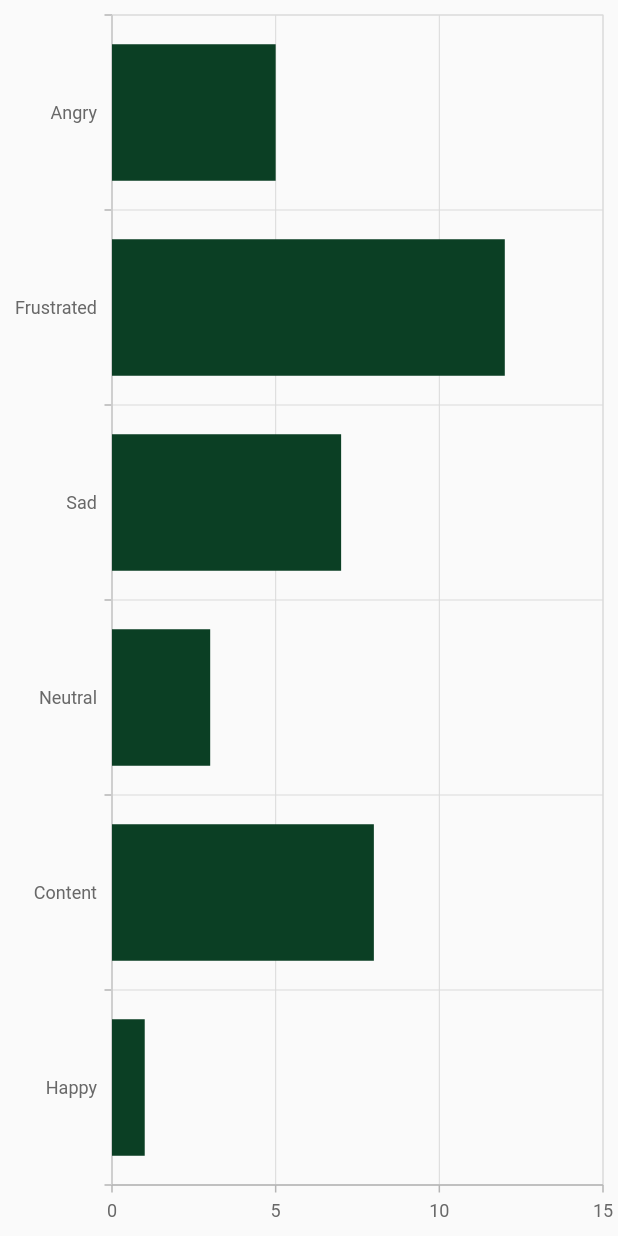
After one commit to camihall/I2P_app_project, a Flutter app: the MoodTrackerBar screen opened directly, on a phone screen of 412 x 824 dp. The commit adds this screen. Run offline on Flutter 3.47's test engine with Material 2 defaults, Android fonts, the phone set to English and light mode, and no system bars; our stand-ins replace auto_route, cloud_firestore, firebase_auth, firebase_core, flutter_redux, flutter_svg and 5 more; missing offline and left inert: dart:html; accounts and stored records are empty; statements that could not run were skipped.

Commit message:
made changes to progress page

```diff
--- /dev/null
+++ b/my_app/lib/components/ProgressBarChart.dart
@@ -0,0 +1,106 @@
+import 'package:flutter/material.dart';
+import 'package:syncfusion_flutter_charts/charts.dart';
+import 'package:intl/intl.dart';
+
+// class MyApp extends StatelessWidget {
+//   // This widget is the root of your application.
+//   @override
+//   Widget build(BuildContext context) {
+//     return MaterialApp(
+//       title: 'Flutter Demo',
+//       theme: ThemeData(
+//         // This is the theme of your application.
+//         //
+//         // Try running your application with "flutter run". You'll see the
+//         // application has a blue toolbar. Then, without quitting the app, try
+//         // changing the primarySwatch below to Colors.green and then invoke
+//         // "hot reload" (press "r" in the console where you ran "flutter run",
+//         // or simply save your changes to "hot reload" in a Flutter IDE).
+//         // Notice that the counter didn't reset back to zero; the application
+//         // is not restarted.
+//         primarySwatch: Colors.blue,
+//       ),
+//       home: MoodTrackerBar(title: 'Flutter Demo Home Page'),
+//     );
+//   }
+// }
+
+class MoodTrackerBar extends StatefulWidget {
+  MoodTrackerBar({Key? key, required this.title}) : super(key: key);
+
+  // This widget is the home page of your application. It is stateful, meaning
+  // that it has a State object (defined below) that contains fields that affect
+  // how it looks.
+
+  // This class is the configuration for the state. It holds the values (in this
+  // case the title) provided by the parent (in this case the App widget) and
+  // used by the build method of the State. Fields in a Widget subclass are
+  // always marked "final".
+
+  final String title;
+
+  @override
+  _MoodTrackerBarState createState() => _MoodTrackerBarState();
+}
+
+class _MoodTrackerBarState extends State<MoodTrackerBar> {
+  late List<MoodData> _chartData;
+  late TooltipBehavior _tooltipBehavior;
+
+  @override
+  void initState() {
+    _chartData = getChartData();
+    _tooltipBehavior = TooltipBehavior(enable: true);
+    super.initState();
+  }
+
+  @override
+  Widget build(BuildContext context) {
+    return Container(
+        width: 450,
+        height: 270,
+        child: Scaffold(
+          body: SfCartesianChart(
+            // plotAreaBackgroundColor: Color(0xff0B3F24),
+            // title: ChartTitle(text: 'Monthly Mood Tracker'),
+            // legend: Legend(isVisible: true),
+            tooltipBehavior: _tooltipBehavior,
+            series: <ChartSeries>[
+              BarSeries<MoodData, String>(
+                color: Color(0xff0B3F24),
+                  // name: 'Mood',
+                  dataSource: _chartData,
+                  xValueMapper: (MoodData Mood, _) => Mood.Mood,
+                  yValueMapper: (MoodData Mood, _) => Mood.MoodCount,
+                  // dataLabelSettings: DataLabelSettings(isVisible: true),
+                  // enableTooltip: true
+                  )
+            ],
+            primaryXAxis: CategoryAxis(),
+            primaryYAxis: NumericAxis(
+                edgeLabelPlacement: EdgeLabelPlacement.shift,
+                // numberFormat: NumberFormat.simpleCurrency(decimalDigits: 0),
+                // title: AxisTitle(text: 'Mood in billions of U.S. Dollars')),
+          ),
+          // )
+        )));
+  }
+
+  List<MoodData> getChartData() {
+    final List<MoodData> chartData = [
+      MoodData('Happy', 1),
+      MoodData('Content', 8),
+      MoodData('Neutral', 3),
+      MoodData('Sad', 7),
+      MoodData('Frustrated', 12),
+      MoodData('Angry', 5),
+    ];
+    return chartData;
+  }
+}
+
+class MoodData {
+  MoodData(this.Mood, this.MoodCount);
+  final String Mood;
+  final int MoodCount;
+}
--- a/my_app/pubspec.yaml
+++ b/my_app/pubspec.yaml
@@ -30,6 +30,7 @@ dependencies:
   table_calendar: ^3.0.5
   flutter:
     sdk: flutter
+  syncfusion_flutter_charts: ^19.1.54
 
 
   # The following adds the Cupertino Icons font to your application.
@@ -48,6 +49,7 @@ dependencies:
   fluttertoast: ^8.0.9
   auto_route: ^3.0.4
   flutter_svg: ^0.22.0
+  charts_flutter: ^0.12.0
 
 dev_dependencies:
   flutter_test:
```
Also changed, not shown: my_app/lib/views/dashboard.dart (+13 -2 lines), my_app/lib/views/home.dart (deleted, +0 -103 lines), my_app/lib/views/progress.dart (+68 -9 lines), my_app/pubspec.lock.
